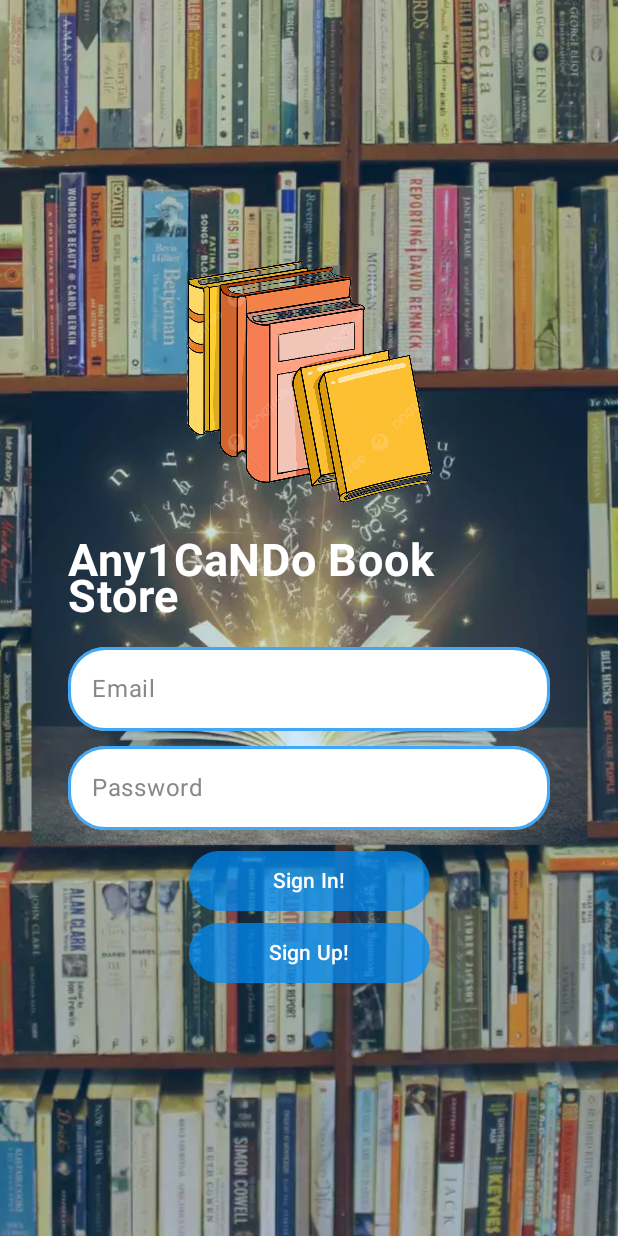
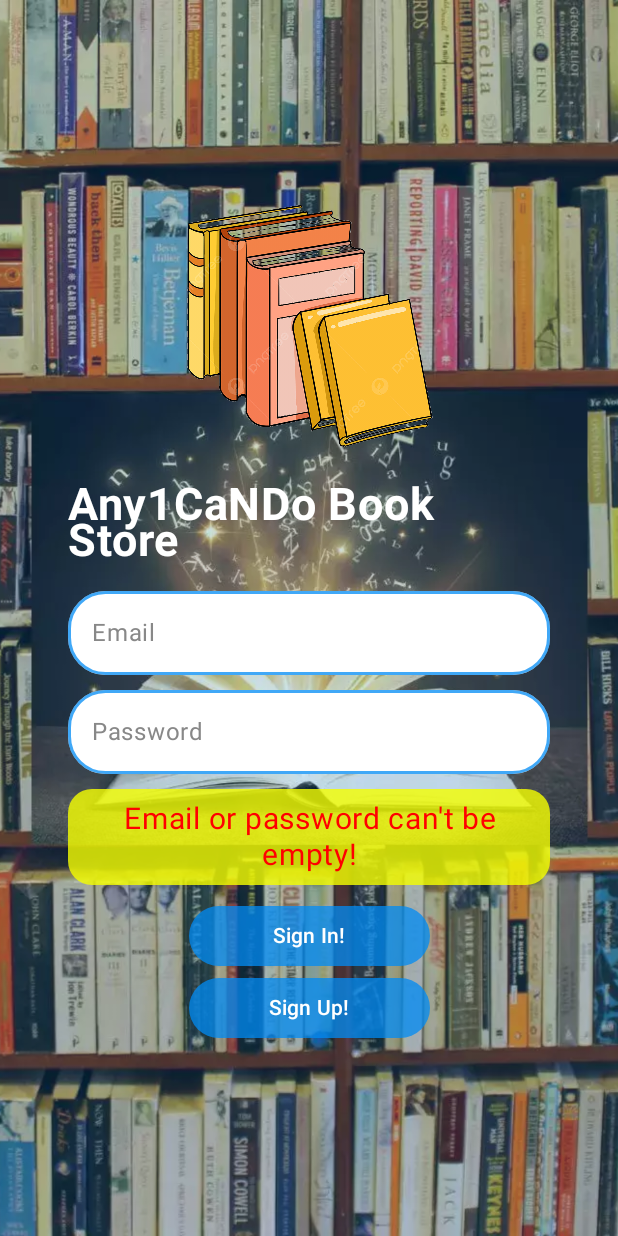
Before and after one commit to any1cando/BookStore, an Android app built with Jetpack Compose: the composable LoginScreen shown on its own in the app's theme, after a tap on "Sign In!", on a phone screen of 412 x 824 dp. Run offline under Robolectric (Android 15) with nearby library versions, the phone set to English and light mode, and no system bars; our stand-ins replace Firebase (no records; nobody signed in at launch, a user with empty details on screens opened directly).

Commit message:
Авторизация Sign In, Регистрация Sign Up, Отслеживание ошибок

```diff
--- a/app/src/main/java/com/example/bookstoreapp/MainActivity.kt
+++ b/app/src/main/java/com/example/bookstoreapp/MainActivity.kt
@@ -3,13 +3,13 @@ package com.example.bookstoreapp
 import android.os.Bundle
 import androidx.activity.ComponentActivity
 import androidx.activity.compose.setContent
-import com.example.bookstoreapp.ui.main_screen.MainScreen
+import com.example.bookstoreapp.ui.login_screen.LoginScreen
 
 class MainActivity : ComponentActivity() {
     override fun onCreate(savedInstanceState: Bundle?) {
         super.onCreate(savedInstanceState)
         setContent {
-            MainScreen()
+            LoginScreen()
         }
     }
 }
--- a/app/src/main/java/com/example/bookstoreapp/ui/login/LoginScreen.kt
+++ /dev/null
@@ -1,130 +0,0 @@
-package com.example.bookstoreapp.ui.login
-
-
-import android.util.Log
-import androidx.compose.foundation.Image
-import androidx.compose.foundation.background
-import androidx.compose.foundation.layout.Arrangement
-import androidx.compose.foundation.layout.Box
-import androidx.compose.foundation.layout.Column
-import androidx.compose.foundation.layout.Spacer
-import androidx.compose.foundation.layout.fillMaxSize
-import androidx.compose.foundation.layout.height
-import androidx.compose.foundation.layout.padding
-import androidx.compose.foundation.layout.size
-import androidx.compose.material3.Text
-import androidx.compose.runtime.Composable
-import androidx.compose.runtime.mutableStateOf
-import androidx.compose.runtime.remember
-import androidx.compose.ui.Alignment
-import androidx.compose.ui.Modifier
-import androidx.compose.ui.graphics.Color
-import androidx.compose.ui.layout.ContentScale
-import androidx.compose.ui.res.painterResource
-import androidx.compose.ui.text.font.FontWeight
-import androidx.compose.ui.unit.dp
-import androidx.compose.ui.unit.sp
-import com.example.bookstoreapp.R
-import com.example.bookstoreapp.ui.theme.BoxFilterColor
-import com.google.firebase.auth.FirebaseAuth
-
-
-@Composable
-fun LoginScreen() {
-
-    val emailState = remember {
-        mutableStateOf("")
-    }
-    val passwordState = remember {
-        mutableStateOf("")
-    }
-
-
-    // Задний фон
-    Image(
-        painter = painterResource(id = R.drawable.books_background),
-        contentDescription = "Background",
-        modifier = Modifier.fillMaxSize(),
-        contentScale = ContentScale.Crop
-    )
-
-    // Придает слегка синий оттенок картинке на заднем фото
-    Box(modifier = Modifier
-        .fillMaxSize()
-        .background(BoxFilterColor))
-
-    Column(
-        modifier = Modifier
-            .fillMaxSize()
-            .padding(
-                start = 45.dp,
-                end = 45.dp
-            ),
-        horizontalAlignment = Alignment.CenterHorizontally,
-        verticalArrangement = Arrangement.Center
-    ) {
-        Image(
-            painter = painterResource(id = R.drawable.books_logo),
-            contentDescription = "Logo",
-            modifier = Modifier.size(175.dp)
-        )
-
-        Spacer(modifier = Modifier.height(15.dp))
-
-        Text(
-            text = "Any1CaNDo Book Store",
-            color = Color.White,
-            fontSize = 30.sp,
-            fontWeight = FontWeight.Bold
-        )
-
-        Spacer(modifier = Modifier.height(15.dp))
-
-        RoundedCornerTextField(
-            text = emailState.value,
-            label = "Email"
-        ) {
-            emailState.value = it
-        }
-        Spacer(modifier = Modifier.height(10.dp))
-
-        RoundedCornerTextField(
-            text = passwordState.value,
-            label = "Password"
-        ) {
-            passwordState.value = it
-        }
-
-        Spacer(modifier = Modifier.height(10.dp))
-        LoginButton(text = "Sign In!") {
-
-        }
-        LoginButton(text = "Sign Up!") {
-
-        }
-    }
-}
-
-
-private fun signUp(auth: FirebaseAuth, email: String, password: String) {
-    auth.createUserWithEmailAndPassword(email, password).addOnCompleteListener { task ->
-        if (task.isSuccessful) {
-            Log.i("SignTest", "Sign Up is successful")
-        }
-        else {
-            Log.i("SignTest", "Sign Up Fail")
-        }
-    }
-}
-
-
-private fun signIn(auth: FirebaseAuth, email: String, password: String) {
-    auth.signInWithEmailAndPassword(email, password).addOnCompleteListener { task ->
-        if (task.isSuccessful) {
-            Log.i("SignTest", "Sign In is successful")
-        }
-        else {
-            Log.i("SignTest", "Sign In Fail")
-        }
-    }
-}
--- a/app/src/main/java/com/example/bookstoreapp/ui/login/LoginButton.kt
+++ b/app/src/main/java/com/example/bookstoreapp/ui/login_screen/LoginButton.kt
@@ -1,4 +1,4 @@
-package com.example.bookstoreapp.ui.login
+package com.example.bookstoreapp.ui.login_screen
 
 import androidx.compose.foundation.layout.fillMaxWidth
 import androidx.compose.material3.Button
@@ -15,7 +15,7 @@ fun LoginButton(
     onClick: () -> Unit
 ) {
     Button(
-        onClick = { onClick },
+        onClick = { onClick() },
         modifier = Modifier.fillMaxWidth(0.5f),
         colors = ButtonDefaults.buttonColors(
             containerColor = ButtonColor
--- /dev/null
+++ b/app/src/main/java/com/example/bookstoreapp/ui/login_screen/LoginScreen.kt
@@ -0,0 +1,206 @@
+package com.example.bookstoreapp.ui.login_screen
+
+
+import android.util.Log
+import androidx.compose.foundation.Image
+import androidx.compose.foundation.background
+import androidx.compose.foundation.layout.Arrangement
+import androidx.compose.foundation.layout.Box
+import androidx.compose.foundation.layout.Column
+import androidx.compose.foundation.layout.Spacer
+import androidx.compose.foundation.layout.fillMaxSize
+import androidx.compose.foundation.layout.height
+import androidx.compose.foundation.layout.padding
+import androidx.compose.foundation.layout.size
+import androidx.compose.foundation.shape.RoundedCornerShape
+import androidx.compose.material3.Text
+import androidx.compose.runtime.Composable
+import androidx.compose.runtime.mutableStateOf
+import androidx.compose.runtime.remember
+import androidx.compose.ui.Alignment
+import androidx.compose.ui.Modifier
+import androidx.compose.ui.graphics.Color
+import androidx.compose.ui.layout.ContentScale
+import androidx.compose.ui.res.painterResource
+import androidx.compose.ui.text.font.FontWeight
+import androidx.compose.ui.text.style.TextAlign
+import androidx.compose.ui.unit.dp
+import androidx.compose.ui.unit.sp
+import com.example.bookstoreapp.R
+import com.example.bookstoreapp.ui.theme.BoxFilterColor
+import com.example.bookstoreapp.ui.theme.ErrorColorBackground
+import com.google.firebase.auth.FirebaseAuth
+import com.google.firebase.auth.ktx.auth
+import com.google.firebase.ktx.Firebase
+
+
+@Composable
+fun LoginScreen() {
+
+    val auth = remember {
+        Firebase.auth
+    }
+
+    val errorState = remember {
+        mutableStateOf("")
+    }
+
+    val emailState = remember {
+        mutableStateOf("")
+    }
+    val passwordState = remember {
+        mutableStateOf("")
+    }
+
+
+    // Задний фон
+    Image(
+        painter = painterResource(id = R.drawable.books_background),
+        contentDescription = "Background",
+        modifier = Modifier.fillMaxSize(),
+        contentScale = ContentScale.Crop
+    )
+
+    // Придает слегка синий оттенок картинке на заднем фото
+    Box(
+        modifier = Modifier
+            .fillMaxSize()
+            .background(BoxFilterColor)
+    )
+
+    Column(
+        modifier = Modifier
+            .fillMaxSize()
+            .padding(
+                start = 45.dp,
+                end = 45.dp
+            ),
+        horizontalAlignment = Alignment.CenterHorizontally,
+        verticalArrangement = Arrangement.Center
+    ) {
+        Image(
+            painter = painterResource(id = R.drawable.books_logo),
+            contentDescription = "Logo",
+            modifier = Modifier.size(175.dp)
+        )
+
+        Spacer(modifier = Modifier.height(15.dp))
+
+        Text(
+            text = "Any1CaNDo Book Store",
+            color = Color.White,
+            fontSize = 30.sp,
+            fontWeight = FontWeight.Bold
+        )
+
+        Spacer(modifier = Modifier.height(15.dp))
+
+        RoundedCornerTextField(
+            text = emailState.value,
+            label = "Email"
+        ) {
+            emailState.value = it
+        }
+        Spacer(modifier = Modifier.height(10.dp))
+
+        RoundedCornerTextField(
+            text = passwordState.value,
+            label = "Password"
+        ) {
+            passwordState.value = it
+        }
+
+        Spacer(modifier = Modifier.height(10.dp))
+
+        if (errorState.value.isNotEmpty()) {
+            Box(
+                modifier = Modifier
+                    .background(
+                        color = ErrorColorBackground,
+                        shape = RoundedCornerShape(16.dp)
+                    )
+                    .padding(8.dp)
+            ) {
+                Text(
+                    text = errorState.value,
+                    color = Color.Red,
+                    fontSize = 20.sp,
+                    textAlign = TextAlign.Center
+                )
+            }
+            Spacer(modifier = Modifier.height(10.dp))
+        }
+
+        LoginButton(text = "Sign In!") {
+            signIn(
+                auth = auth,
+                email = emailState.value,
+                password = passwordState.value,
+                onSignInSuccess = {
+                    Log.e("MyLog", "Sign In Success!")
+                    errorState.value = ""
+                },
+                onSignInFailure = { error ->
+                    Log.e("MyLog", "Sign In Failure!")
+                    errorState.value = error
+                }
+            )
+        }
+
+        LoginButton(text = "Sign Up!",) {
+            signUp(
+                auth = auth,
+                email = emailState.value,
+                password = passwordState.value,
+                onSignUpSuccess = {
+                    errorState.value = ""
+                },
+                onSignUpFailure = { error ->
+                    errorState.value = error
+                }
+            )
+        }
+    }
+}
+
+
+private fun signIn(
+    auth: FirebaseAuth,
+    email: String,
+    password: String,
+    onSignInSuccess: () -> Unit,
+    onSignInFailure: (String) -> Unit) {
+    if (email.isBlank() || password.isBlank()) {
+        onSignInFailure("Email or password can't be empty!")
+        return
+    }
+
+    auth.signInWithEmailAndPassword(email, password)
+        .addOnCompleteListener { task ->
+            if (task.isSuccessful) { onSignInSuccess() }
+        }
+        .addOnFailureListener { task ->
+            onSignInFailure(task.message ?: "Undefined Sign In Error!")
+        }
+}
+
+
+private fun signUp(
+    auth: FirebaseAuth,
+    email: String,
+    password: String,
+    onSignUpSuccess: () -> Unit,  // Две функции, которые будут что-то делать. Первая ничего не возвращает и переводит
+    onSignUpFailure: (String) -> Unit  // на следующий экран, а вторая вернет какую-то строку с ошибкой
+) {
+    if (email.isBlank() || password.isBlank()) {
+        onSignUpFailure("Email or password can't be empty!")
+        return
+    }
+    auth.createUserWithEmailAndPassword(email, password)
+        .addOnCompleteListener { task ->
+            if (task.isSuccessful) { onSignUpSuccess() }
+        }
+        .addOnFailureListener { task ->
+            onSignUpFailure(task.message ?: "Undefined Sign Up Error!")
+        }
+}
--- a/app/src/main/java/com/example/bookstoreapp/ui/login/RoundedCornerTextField.kt
+++ b/app/src/main/java/com/example/bookstoreapp/ui/login_screen/RoundedCornerTextField.kt
@@ -1,4 +1,4 @@
-package com.example.bookstoreapp.ui.login
+package com.example.bookstoreapp.ui.login_screen
 
 import androidx.compose.foundation.border
 import androidx.compose.foundation.layout.fillMaxWidth
--- a/app/src/main/java/com/example/bookstoreapp/ui/theme/Color.kt
+++ b/app/src/main/java/com/example/bookstoreapp/ui/theme/Color.kt
@@ -15,3 +15,4 @@ val StatusBarColor = Color(0xFF003F6F)
 val ButtonColor = Color(0xBF008BF5)
 val DrawerBodyColor = Color(0xFF008BF5)
 val GrayLine = Color(0xA3C5C5C5)
+val ErrorColorBackground = Color(0xCCF6FF00)
```
